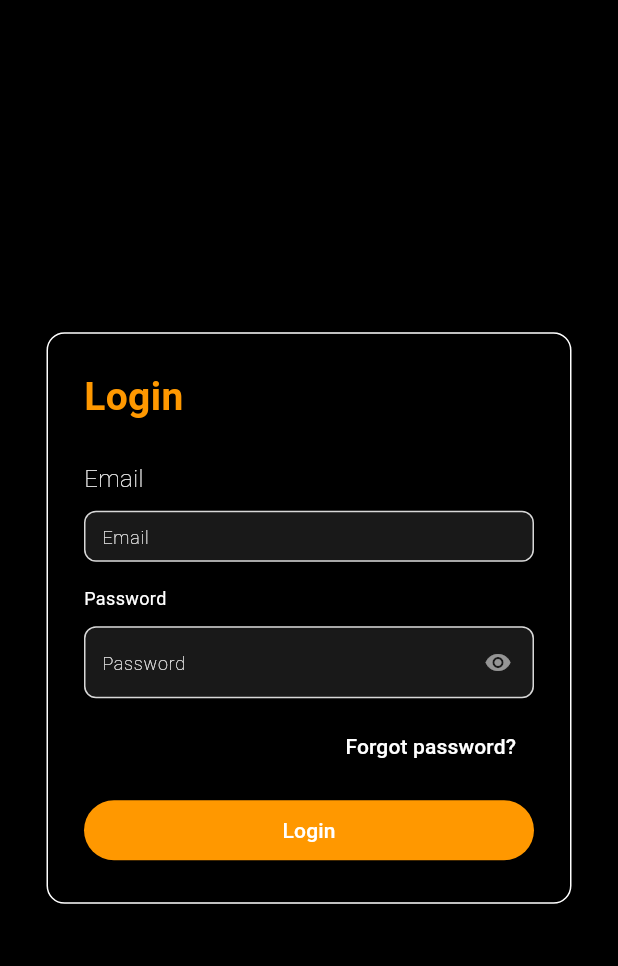
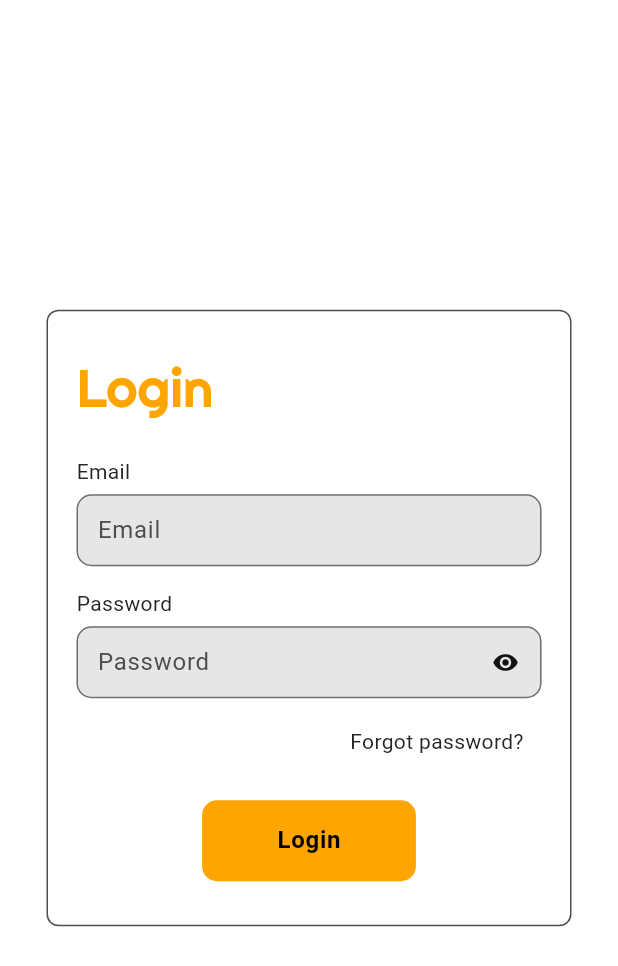
Before and after one commit to jishnu6241/kozhi_admin, a Flutter app: the screen it shows after launch, on a phone screen of 412 x 824 dp. Shown: the top 966 px of the screen. Run offline on Flutter 3.47's test engine with Material 3 defaults, Android fonts, the phone set to English and light mode, and no system bars; our stand-ins replace google_fonts, logger, supabase_flutter; accounts and stored records are empty; Roboto replaces fonts that are missing (GeneralSans).

Commit message:
added theme

```diff
--- a/lib/features/login/login_screen.dart
+++ b/lib/features/login/login_screen.dart
@@ -1,5 +1,6 @@
 import 'package:flutter/material.dart';
-import 'package:kozhi_admin/theme/app_theme.dart';
+import 'package:google_fonts/google_fonts.dart';
+import 'package:kozhi_admin/util/value_validator.dart';
 
 class LoginScreen extends StatefulWidget {
   const LoginScreen({super.key});
@@ -13,86 +14,47 @@ class _LoginScreenState extends State<LoginScreen> {
   @override
   Widget build(BuildContext context) {
     return Scaffold(
-      backgroundColor: Colors.black,
       body: Center(
         child: SingleChildScrollView(
-          child: Container(
-            padding: EdgeInsets.all(24),
-            decoration: BoxDecoration(
-              color: secondaryColor,
-              borderRadius: BorderRadius.circular(12),
-              border: Border.all(color: Colors.white, width: 1),
+          child: SizedBox(
+            width: 350,
+            child: Material(
+              shape: RoundedRectangleBorder(
+                side: BorderSide(width: 1, color: Theme.of(context).colorScheme.outline),
+                borderRadius: BorderRadius.circular(8),
               ),
-            width: 350,
+              child: Padding(
+                padding: const EdgeInsets.symmetric(horizontal: 20, vertical: 30),
                 child: Column(
                   crossAxisAlignment: CrossAxisAlignment.start,
                   mainAxisSize: MainAxisSize.min,
                   children: [
                     Text(
                       'Login',
-                  style: TextStyle(
-                    color: Colors.orange,
-                    fontSize: 26,
-                    fontWeight: FontWeight.bold,
+                      style: GoogleFonts.righteous(
+                        textStyle: Theme.of(
+                          context,
+                        ).textTheme.displaySmall!.copyWith(color: Theme.of(context).colorScheme.primary),
                       ),
                     ),
                     SizedBox(height: 24),
-                Text(
-                  "Email",
-                  style: TextStyle(
-                    color: Colors.white,
-                    fontSize: 16,
-                    fontWeight: FontWeight.w100,
+                    Text("Email", style: Theme.of(context).textTheme.bodyMedium),
+                    SizedBox(height: 5),
+                    CustomTextFormField(
+                      hintText: 'Email',
+                      controller: TextEditingController(),
+                      validator: emailValidator,
                     ),
-                ),
-                SizedBox(height: 10),
-
-                TextFormField(
-                  style: TextStyle(color: Colors.white),
-                  decoration: InputDecoration(
-                    hintText: 'Email',
-
-                    hintStyle: TextStyle(
-                      color: Colors.white,
-                      fontSize: 12,
-                      fontWeight: FontWeight.w100,
-                    ),
-                    filled: true,
-                    fillColor: onSecondaryColor,
-                    border: OutlineInputBorder(),
-                  ),
-                ),
-                SizedBox(height: 16),
-                Text(
-                  "Password",
-                  style: TextStyle(
-                    color: Colors.white,
-                    fontSize: 12,
-                    fontWeight: FontWeight.normal,
-                  ),
-                ),
-                SizedBox(height: 10),
-
-                TextField(
-                  obscureText: _obscurePassword,
-                  style: TextStyle(color: Colors.white),
-                  decoration: InputDecoration(
+                    SizedBox(height: 15),
+                    Text("Password", style: Theme.of(context).textTheme.bodyMedium),
+                    SizedBox(height: 5),
+                    CustomTextFormField(
                       hintText: 'Password',
-                    hintStyle: TextStyle(
-                      color: Colors.white,
-                      fontSize: 12,
-                      fontWeight: FontWeight.w100,
-                    ),
-                    filled: true,
-                    fillColor: onSecondaryColor,
-                    border: OutlineInputBorder(),
+                      isObscure: _obscurePassword,
+                      controller: TextEditingController(),
+                      validator: passwordValidator,
                       suffixIcon: IconButton(
-                      icon: Icon(
-                        _obscurePassword
-                            ? Icons.visibility
-                            : Icons.visibility_off,
-                        color: Colors.white54,
-                      ),
+                        icon: Icon(_obscurePassword ? Icons.visibility : Icons.visibility_off),
                         onPressed: () {
                           setState(() {
                             _obscurePassword = !_obscurePassword;
@@ -100,29 +62,24 @@ class _LoginScreenState extends State<LoginScreen> {
                         },
                       ),
                     ),
-                ),
-                SizedBox(height: 8),
+                    SizedBox(height: 5),
                     Align(
                       alignment: Alignment.centerRight,
                       child: TextButton(
                         onPressed: () {},
-                    child: Text(
-                      'Forgot password?',
-                      style: TextStyle(color: Colors.white),
+                        child: Text('Forgot password?', style: Theme.of(context).textTheme.bodyMedium),
                       ),
                     ),
-                ),
-                SizedBox(height: 8),
-                SizedBox(
-                  width: double.infinity,
+                    SizedBox(height: 15),
+                    Center(
                       child: ElevatedButton(
-                    style: ElevatedButton.styleFrom(
-                      backgroundColor: Colors.orange,
-                    ),
                         onPressed: () {},
                         child: Text(
                           'Login',
-                      style: TextStyle(color: tertiaryColor),
+                          style: Theme.of(context).textTheme.bodyLarge?.copyWith(
+                            color: Theme.of(context).colorScheme.onPrimary,
+                            fontWeight: FontWeight.w600,
+                          ),
                         ),
                       ),
                     ),
@@ -131,6 +88,61 @@ class _LoginScreenState extends State<LoginScreen> {
               ),
             ),
           ),
+        ),
+      ),
     );
   }
 }
+
+class CustomTextFormField extends StatelessWidget {
+  final String hintText;
+  final String? title;
+  final double width;
+  final TextEditingController controller;
+  final String? Function(String?)? validator;
+  final Widget? prefixIcon, suffixIcon;
+  final EdgeInsetsGeometry? contentPadding;
+  final Function(String)? onChanged;
+  final bool isObscure;
+
+  const CustomTextFormField({
+    super.key,
+    required this.hintText,
+    this.width = 400,
+    this.title,
+    required this.controller,
+    required this.validator,
+    this.prefixIcon,
+    this.suffixIcon,
+    this.contentPadding,
+    this.onChanged,
+    this.isObscure = false,
+  });
+
+  @override
+  Widget build(BuildContext context) {
+    return ConstrainedBox(
+      constraints: BoxConstraints.tightFor(width: width),
+      child: Column(
+        crossAxisAlignment: CrossAxisAlignment.start,
+        children: [
+          if (title != null) Text(title!, style: Theme.of(context).textTheme.bodyMedium),
+          if (title != null) const SizedBox(height: 5),
+          TextFormField(
+            obscureText: isObscure,
+            controller: controller,
+            validator: validator,
+            textInputAction: TextInputAction.next,
+            onChanged: onChanged,
+            decoration: InputDecoration(
+              contentPadding: contentPadding,
+              hintText: hintText,
+              suffixIcon: suffixIcon,
+              prefixIcon: prefixIcon,
+            ),
+          ),
+        ],
+      ),
+    );
+  }
+}
--- a/lib/main.dart
+++ b/lib/main.dart
@@ -1,9 +1,12 @@
 import 'package:flutter/material.dart';
 import 'package:kozhi_admin/features/login/login_screen.dart';
-import 'package:kozhi_admin/theme/app_theme.dart';
+import 'package:kozhi_admin/theme/light_theme.dart';
+import 'package:provider/provider.dart';
+import 'theme/dark_theme.dart';
+import 'theme/theme_provider.dart';
 
 void main() {
-  runApp(const MyApp());
+  runApp(ChangeNotifierProvider(create: (context) => ThemeProvider(), child: const MyApp()));
 }
 
 class MyApp extends StatelessWidget {
@@ -13,7 +16,10 @@ class MyApp extends StatelessWidget {
   Widget build(BuildContext context) {
     return MaterialApp(
       debugShowCheckedModeBanner: false,
-      theme: appTheme,
+      // themeMode: Provider.of<ThemeProvider>(context).themeMode,
+      themeMode: ThemeMode.system,
+      theme: lightMode,
+      darkTheme: darkMode,
       home: const LoginScreen(),
     );
   }
--- a/lib/theme/app_theme.dart
+++ b/lib/theme/dark_theme.dart
@@ -1,60 +1,29 @@
 import 'package:flutter/material.dart';
 
-const Color backgroundColor = Color(0xFFE3EEF8);
-const Color titleColor = Color(0xFF353535);
-const Color textColor = Color(0xFF353535);
-const Color mutedIconColor = Color(0xFFA1A1A1);
-const Color mutedTextColor = Color(0xFF919191);
-const Color inputBackgroundColor = Color(0xFFF1F1F1);
-const Color cardBackgroundColor = Color(0xFFF0F0F0);
-const Color cardBorderColor = Color(0xFFD8D8D8);
-const Color cardFocusBorderColor = Color.fromARGB(255, 203, 203, 203);
-const Color iconColor = Color(0xFF566273);
-// Primary color (Blue): Used for key interactive elements like buttons, links, and selected states
+const Color backgroundColorDarkMode = Color(0xFF000000);
+const Color outlineColorDarkMode = Color(0xFFB2B2B2);
 const Color primaryColor = Color(0xFFFFA500);
 const Color secondaryColor = Color(0xFF000000);
+const Color tertiaryColor = Color(0xFFFFFFFF);
+const Color onPrimaryColor = Color(0xFF000000);
+const Color onSecondaryColor = Color(0xFFDADADA);
+const Color onTertiaryColor = Color(0xFFFFFFFF);
+const Color onSurfaceColor = Color(0xFF7A7A7A);
+const Color onErrorColor = Color(0xFFFFFFFF);
+const Color errorColor = Color(0xFFB00020);
+const Color surfaceColor = Color(0xFF000000);
+const Color cardBackgroundColor = Color(0xFF191919);
+const Color cardBorderColor = Color(0xFF8E8E8E);
+const Color cardFocusBorderColor = Color(0xFF4D4D4D);
+const Color iconColor = Color(0xFFEDEDED);
+const Color shadowColor = Color.fromARGB(15, 0, 0, 0);
+const Color hintTextColorDarkMode = Color(0xFFB2B2B2);
 
-// Tertiary color (Gray): Used for less important UI elements like disabled states or subtle details
-const tertiaryColor = Color(0xFFFFFFFF);
-
-// Accent color (Yellow): Used to highlight important information like warnings, success messages, or interactive elements
-const accentColor = Color(0xFFFFD700);
-
-// Surface color (White): Used for cards, containers, and other elevated UI elements
-const surfaceColor = Color(0xFFFFFFFF);
-
-// Error color (Red): Used to indicate errors or problems
-const errorColor = Color(0xFFB00020);
-
-// Text colors that contrast with the background colors
-const onprimaryColor = Color(
-  0xFFFFFFFF,
-); // Text color used on primary (blue) color background
-const onSecondaryColor = Color(
-  0xFF191919,
-); // Text color used on secondary (black) color background
-const onTertiaryColor = Color(
-  0xFFFFFFFF,
-); // Text color used on tertiary (gray) color background
-const onSurfaceColor = Color(
-  0xFF7A7A7A,
-); // Text color used on surface (white) color
-const onErrorColor = Color(
-  0xFFFFFFFF,
-); // Text color used on error (red) color background
-
-const Color outlineColor = Color(0xFFE5E5E5); //border color
-const Color onSecondaryContainer = Color(0xFF000000); //text color
-const Color shadowColor = Color.fromARGB(15, 0, 0, 0);
-const Color dividerColor = Color(0xFFE6E6E6);
-
-ThemeData appTheme = ThemeData(
+ThemeData darkMode = ThemeData(
   useMaterial3: true,
   brightness: Brightness.light,
-  scaffoldBackgroundColor: backgroundColor,
-  dialogBackgroundColor: backgroundColor,
-  dividerColor: dividerColor,
-  dividerTheme: const DividerThemeData(color: dividerColor),
+  scaffoldBackgroundColor: backgroundColorDarkMode,
+  dividerColor: outlineColorDarkMode,
   textTheme: const TextTheme(
     labelLarge: TextStyle(color: onSecondaryColor),
     labelMedium: TextStyle(color: onSecondaryColor),
@@ -75,7 +44,7 @@ ThemeData appTheme = ThemeData(
   fontFamily: 'GeneralSans',
   colorScheme: const ColorScheme.light(
     primary: primaryColor, //primary color for button,text etc
-    onPrimary: onprimaryColor, // text color on primary
+    onPrimary: onPrimaryColor, // text color on primary
     secondary: secondaryColor, //drawer active and table color
     onSecondary: onSecondaryColor, //color of drawer active text
     onSecondaryContainer: onSecondaryColor, //table text color
@@ -83,13 +52,21 @@ ThemeData appTheme = ThemeData(
     error: errorColor,
     surface: surfaceColor,
     onSurface: onSurfaceColor, //color of drawer inactive text
-    outline: outlineColor, //border color
+    outline: outlineColorDarkMode, //border color
     shadow: shadowColor, //shadow color
   ),
   appBarTheme: const AppBarTheme(
-    color: backgroundColor,
+    color: backgroundColorDarkMode,
     centerTitle: true,
     iconTheme: IconThemeData(color: iconColor),
+  ),
+  elevatedButtonTheme: ElevatedButtonThemeData(
+    style: ElevatedButton.styleFrom(
+      overlayColor: secondaryColor,
+      backgroundColor: primaryColor,
+      shape: RoundedRectangleBorder(borderRadius: BorderRadius.circular(10)),
+      padding: const EdgeInsets.symmetric(vertical: 15, horizontal: 50),
+    ),
   ),
   iconTheme: const IconThemeData(color: iconColor),
   inputDecorationTheme: InputDecorationTheme(
@@ -97,27 +74,28 @@ ThemeData appTheme = ThemeData(
     suffixIconColor: iconColor,
     prefixIconColor: iconColor,
     floatingLabelBehavior: FloatingLabelBehavior.auto,
-    contentPadding: const EdgeInsets.symmetric(vertical: 5, horizontal: 8),
+    contentPadding: const EdgeInsets.symmetric(vertical: 12, horizontal: 10),
     fillColor: cardBackgroundColor,
     filled: true,
+    hintStyle: TextStyle(color: hintTextColorDarkMode),
     border: OutlineInputBorder(
-      borderRadius: BorderRadius.circular(8),
+      borderRadius: BorderRadius.circular(10),
       borderSide: const BorderSide(color: cardBorderColor),
     ),
     enabledBorder: OutlineInputBorder(
-      borderRadius: BorderRadius.circular(8),
+      borderRadius: BorderRadius.circular(10),
       borderSide: const BorderSide(color: cardBorderColor),
     ),
     focusedBorder: OutlineInputBorder(
-      borderRadius: BorderRadius.circular(8),
+      borderRadius: BorderRadius.circular(10),
       borderSide: const BorderSide(color: cardFocusBorderColor),
     ),
     focusedErrorBorder: OutlineInputBorder(
-      borderRadius: BorderRadius.circular(8),
+      borderRadius: BorderRadius.circular(10),
       borderSide: BorderSide(color: Colors.red[700]!),
     ),
     disabledBorder: OutlineInputBorder(
-      borderRadius: BorderRadius.circular(8),
+      borderRadius: BorderRadius.circular(10),
       borderSide: const BorderSide(color: cardBorderColor),
     ),
   ),
--- /dev/null
+++ b/lib/theme/light_theme.dart
@@ -0,0 +1,102 @@
+import 'package:flutter/material.dart';
+
+const Color backgroundColorLightMode = Color(0xFFFFFFFF); // Opposite of black
+const Color outlineColorLightMode = Color(0xFF4D4D4D); // Opposite of B2B2B2
+const Color primaryColor = Color(0xFFFFA500); // Unchanged
+const Color secondaryColor = Color(0xFFFFFFFF); // Opposite of 000000
+const Color tertiaryColor = Color(0xFF000000); // Opposite of FFFFFF
+const Color onPrimaryColor = Color(0xFF000000); // Unchanged
+const Color onSecondaryColor = Color(0xFF252525); // Opposite of DADADA
+const Color onTertiaryColor = Color(0xFF000000); // Opposite of FFFFFF
+const Color onSurfaceColor = Color(0xFF858585); // Near inverse of 7A7A7A
+const Color onErrorColor = Color(0xFF000000); // Opposite of FFFFFF
+const Color errorColor = Color(0xFF4FFFFF); // Inverted B00020 ≈ cyan-pink
+const Color surfaceColor = Color(0xFFFFFFFF); // Opposite of 000000
+const Color cardBackgroundColor = Color(0xFFE6E6E6); // Inverted 191919
+const Color cardBorderColor = Color(0xFF717171); // Inverted 8E8E8E
+const Color cardFocusBorderColor = Color(0xFFB2B2B2); // Inverted 4D4D4D
+const Color iconColor = Color(0xFF121212); // Inverted EDEDED
+const Color shadowColor = Color.fromARGB(15, 255, 255, 255); // Opposite (soft white shadow)
+const Color hintTextColorLightMode = Color(0xFF4D4D4D); // Opposite of B2B2B2
+
+ThemeData lightMode = ThemeData(
+  useMaterial3: true,
+  brightness: Brightness.light,
+  scaffoldBackgroundColor: backgroundColorLightMode,
+  dividerColor: outlineColorLightMode,
+  textTheme: const TextTheme(
+    labelLarge: TextStyle(color: onSecondaryColor),
+    labelMedium: TextStyle(color: onSecondaryColor),
+    labelSmall: TextStyle(color: onSecondaryColor),
+    titleLarge: TextStyle(color: onSecondaryColor),
+    titleMedium: TextStyle(color: onSecondaryColor),
+    titleSmall: TextStyle(color: onSecondaryColor),
+    bodyLarge: TextStyle(color: onSecondaryColor),
+    bodyMedium: TextStyle(color: onSecondaryColor),
+    bodySmall: TextStyle(color: onSecondaryColor),
+    headlineLarge: TextStyle(color: onSecondaryColor),
+    headlineMedium: TextStyle(color: onSecondaryColor),
+    headlineSmall: TextStyle(color: onSecondaryColor),
+    displayLarge: TextStyle(color: onSecondaryColor),
+    displayMedium: TextStyle(color: onSecondaryColor),
+    displaySmall: TextStyle(color: onSecondaryColor),
+  ),
+  fontFamily: 'GeneralSans',
+  colorScheme: const ColorScheme.light(
+    primary: primaryColor, //primary color for button,text etc
+    onPrimary: onPrimaryColor, // text color on primary
+    secondary: secondaryColor, //drawer active and table color
+    onSecondary: onSecondaryColor, //color of drawer active text
+    onSecondaryContainer: onSecondaryColor, //table text color
+    tertiary: tertiaryColor,
+    error: errorColor,
+    surface: surfaceColor,
+    onSurface: onSurfaceColor, //color of drawer inactive text
+    outline: outlineColorLightMode, //border color
+    shadow: shadowColor, //shadow color
+  ),
+  appBarTheme: const AppBarTheme(
+    color: backgroundColorLightMode,
+    centerTitle: true,
+    iconTheme: IconThemeData(color: iconColor),
+  ),
+  elevatedButtonTheme: ElevatedButtonThemeData(
+    style: ElevatedButton.styleFrom(
+      overlayColor: secondaryColor,
+      backgroundColor: primaryColor,
+      shape: RoundedRectangleBorder(borderRadius: BorderRadius.circular(10)),
+      padding: const EdgeInsets.symmetric(vertical: 15, horizontal: 50),
+    ),
+  ),
+  iconTheme: const IconThemeData(color: iconColor),
+  inputDecorationTheme: InputDecorationTheme(
+    isDense: true,
+    suffixIconColor: iconColor,
+    prefixIconColor: iconColor,
+    floatingLabelBehavior: FloatingLabelBehavior.auto,
+    contentPadding: const EdgeInsets.symmetric(vertical: 12, horizontal: 10),
+    fillColor: cardBackgroundColor,
+    filled: true,
+    hintStyle: TextStyle(color: hintTextColorLightMode),
+    border: OutlineInputBorder(
+      borderRadius: BorderRadius.circular(10),
+      borderSide: const BorderSide(color: cardBorderColor),
+    ),
+    enabledBorder: OutlineInputBorder(
+      borderRadius: BorderRadius.circular(10),
+      borderSide: const BorderSide(color: cardBorderColor),
+    ),
+    focusedBorder: OutlineInputBorder(
+      borderRadius: BorderRadius.circular(10),
+      borderSide: const BorderSide(color: cardFocusBorderColor),
+    ),
+    focusedErrorBorder: OutlineInputBorder(
+      borderRadius: BorderRadius.circular(10),
+      borderSide: BorderSide(color: Colors.red[700]!),
+    ),
+    disabledBorder: OutlineInputBorder(
+      borderRadius: BorderRadius.circular(10),
+      borderSide: const BorderSide(color: cardBorderColor),
+    ),
+  ),
+);
--- /dev/null
+++ b/lib/theme/theme_provider.dart
@@ -0,0 +1,16 @@
+import 'package:flutter/material.dart';
+
+class ThemeProvider extends ChangeNotifier {
+  ThemeMode _themeMode = ThemeMode.dark;
+
+  ThemeMode get themeMode => _themeMode;
+
+  void toggleTheme() {
+    if (themeMode == ThemeMode.dark) {
+      _themeMode = ThemeMode.light;
+    } else {
+      _themeMode = ThemeMode.dark;
+    }
+    notifyListeners();
+  }
+}
--- a/pubspec.yaml
+++ b/pubspec.yaml
@@ -42,6 +42,8 @@ dependencies:
   bloc: ^9.0.0
   meta: ^1.15.0
   data_table_2: ^2.5.18
+  provider: ^6.1.5
+  google_fonts: ^6.2.1
 
 dev_dependencies:
   flutter_test:
```
Also changed, not shown: pubspec.lock. Lines whose indentation alone changed are shown as unchanged.
